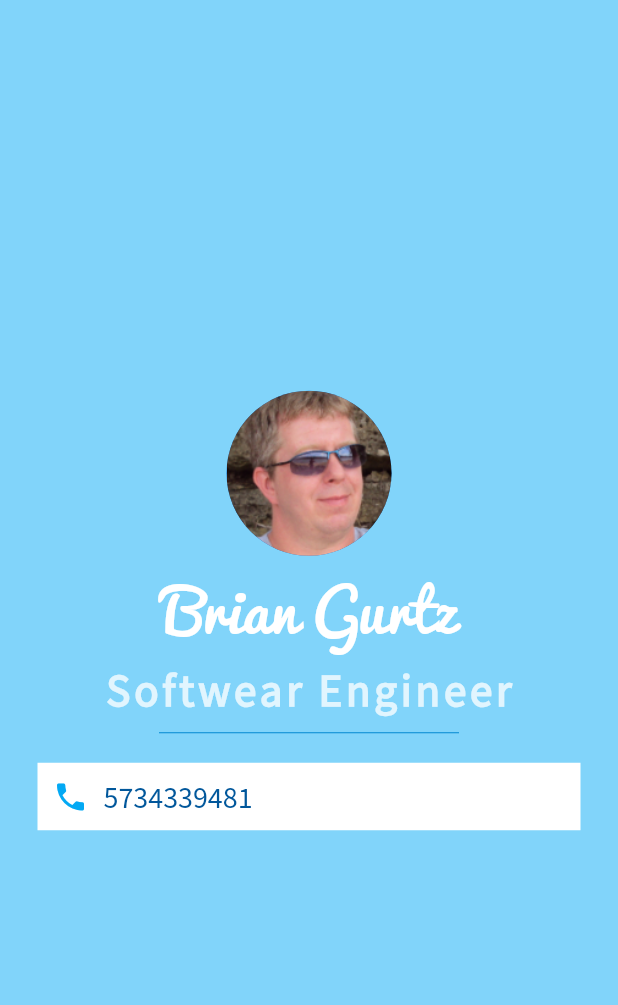
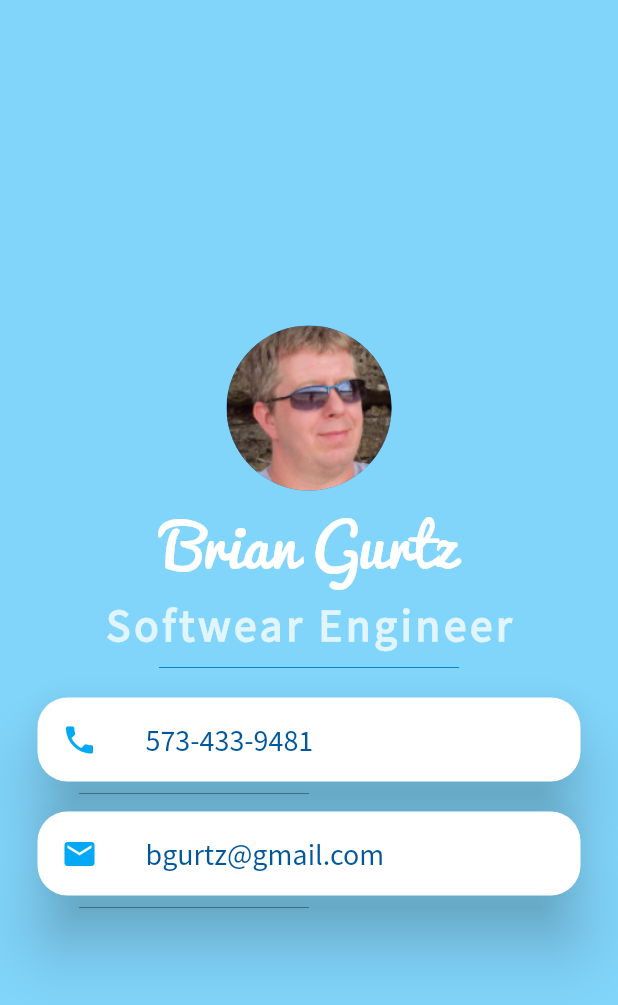
Before and after one commit to bgurtz/flutter_landing_page_with_contact, a Flutter app: the screen it shows after launch, on a phone screen of 412 x 824 dp. Shown: the top 1005 px of the screen. Run offline on Flutter 3.47's test engine with Material 2 defaults, Android fonts, the phone set to English and light mode, and no system bars.

Commit message:
"refactored the the Phone widget, added Card widget's and comments"

```diff
--- a/lib/main.dart
+++ b/lib/main.dart
@@ -16,6 +16,8 @@ home: Home(),
 class Home extends StatelessWidget {
 const Home({Key key}) : super(key: key);
 
+  // the Scaffold widgets is used below to build the avatar image.
+
   @override
   Widget build(BuildContext context) {
     return Scaffold(
@@ -29,6 +31,9 @@ const Home({Key key}) : super(key: key);
               radius: 55,
               backgroundImage: AssetImage("assets/images/bg.jpg"),
             ),
+
+            // Below we have built two Text widgets.
+            //  We have also used custom Fonts
 
             Text("Brian Gurtz",
               style: TextStyle(
@@ -58,33 +63,87 @@ const Home({Key key}) : super(key: key);
             ),
 
             // The below is how to build a card from Scratch.
+            // We have refactored the Card we have built from scratch
+            // with the Flutter Card widget, below the
+            // commented out homemade version.
 
-            Container(
+            // Container(
+            //   color: Colors.white,
+            //   padding: EdgeInsets.all(10.0),
+            //   margin: EdgeInsets.symmetric(vertical: 10.0, horizontal: 25.0),
+            //   child: Row(
+            //     children: <Widget>[
+            //       Icon(
+            //         Icons.phone,
+            //         color: Colors.lightBlue,
+            //       ),
+
+                  // The SizedBox adds the space between the phone number and the phone Icon.
+
+            //       SizedBox(
+            //         width: 10.0,
+            //       ),
+
+            //       Text("5734339481",
+            //         style: TextStyle(color: Colors.lightBlue.shade900,
+            //           fontFamily: 'Source Sans Pro',
+            //           fontSize: 20.0,
+            //         ),
+            //       ),
+            //     ],
+            //   ),
+            // ),
+
+            // Below we are using the flutter Card widget, refactored fromt eh homemade one.
+
+            Card(
+              shape: RoundedRectangleBorder(
+                borderRadius: BorderRadius.circular(20.0),
+              ),
+              elevation: 18.0,
               color: Colors.white,
-              padding: EdgeInsets.all(10.0),
               margin: EdgeInsets.symmetric(vertical: 10.0, horizontal: 25.0),
-              child: Row(
-                children: <Widget>[
-                  Icon(
+              child: ListTile(
+                leading: Icon(
                   Icons.phone,
                   color: Colors.lightBlue,
                 ),
 
-                  // The SizedBox adds the space between the phone number and the phone Icon.
-
-                  SizedBox(
-                    width: 10.0,
+                title: Text("573-433-9481",
+                  style: TextStyle(
+                    fontFamily: 'Source Sans Pro',
+                    fontSize: 20.0,
+                    color: Colors.lightBlue.shade900,
+                  ),
+                ),
+              ),
             ),
 
-                  Text("5734339481",
-                    style: TextStyle(color: Colors.lightBlue.shade900,
+            // The card below is the email
+
+            Card(
+              shape: RoundedRectangleBorder(
+                borderRadius: BorderRadius.circular(20.0),
+              ),
+              elevation: 18.0,
+              color: Colors.white,
+              margin: EdgeInsets.symmetric(vertical: 10.0, horizontal: 25.0),
+              child: ListTile(
+                leading: Icon(
+                  Icons.email,
+                  color: Colors.lightBlue,
+                ),
+
+                title: Text("bgurtz@gmail.com",
+                  style: TextStyle(
                     fontFamily: 'Source Sans Pro',
                     fontSize: 20.0,
+                    color: Colors.lightBlue.shade900,
                   ),
                 ),
-                ],
               ),
             ),
+
           ],
         ),
       ),
```
Lines whose indentation alone changed are shown as unchanged.
